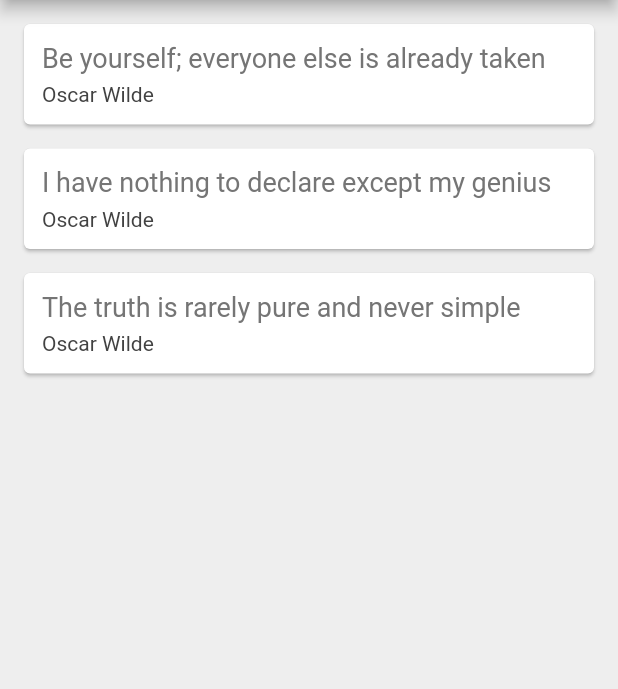
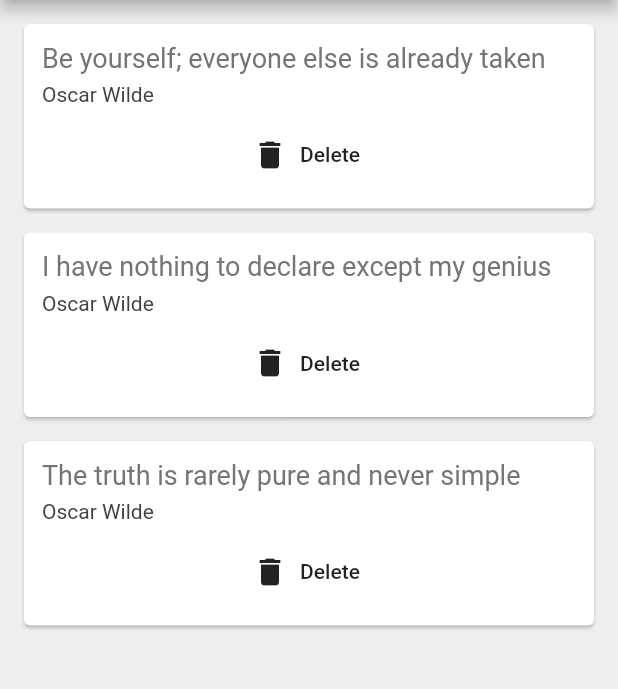
Before and after one commit to hollyphat/Flutter-Quotes, a Flutter app: the screen it shows after launch, on a phone screen of 412 x 824 dp, the part 84-773 px from its top. Run offline on Flutter 3.47's test engine with Material 2 defaults, Android fonts, the phone set to English and light mode, and no system bars.

Commit message:
Add delete icon to quote card

```diff
--- a/lib/quote_card.dart
+++ b/lib/quote_card.dart
@@ -28,7 +28,13 @@ class QuoteCard extends StatelessWidget {
                   fontSize: 14.0,
                   color: Colors.grey[800]
               ),
-            )
+            ),
+            SizedBox(height: 8.0,),
+            FlatButton.icon(
+              onPressed: () {},
+              icon: Icon(Icons.delete),
+              label: Text("Delete")
+            ),
           ],
         ),
       ),
```
